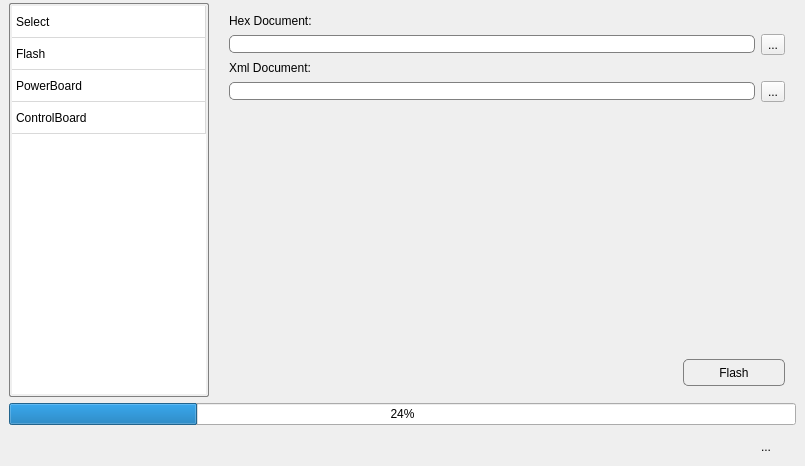
First picture: the form in App/EpromManager/eprommanager.ui, repository tiangaomingjing/ServoDriveTech, before the edit.
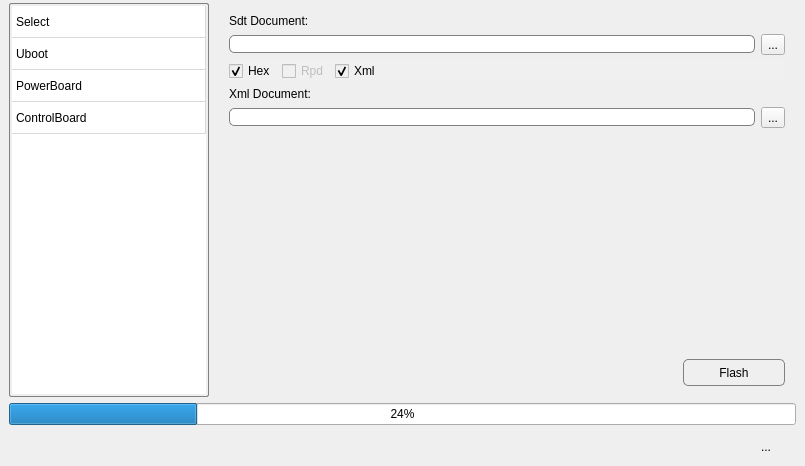
Second picture: the form after the edit. The open tabs and pages were chosen to show the change.

Commit message: firmware flash

```diff
--- a/App/EpromManager/eprommanager.ui
+++ b/App/EpromManager/eprommanager.ui
@@ -131,7 +131,7 @@
        </item>
        <item>
         <property name="text">
-         <string>Flash</string>
+         <string>Uboot</string>
         </property>
        </item>
        <item>
@@ -149,7 +149,7 @@
      <item>
       <widget class="QStackedWidget" name="stack">
        <property name="currentIndex">
-        <number>0</number>
+        <number>1</number>
        </property>
        <widget class="QWidget" name="Select">
         <layout class="QGridLayout" name="gridLayout_10">
@@ -287,16 +287,14 @@
        </widget>
        <widget class="QWidget" name="Flash">
         <layout class="QGridLayout" name="gridLayout_4">
-         <item row="0" column="0" colspan="2">
-          <layout class="QVBoxLayout" name="verticalLayout">
-           <item>
+         <item row="0" column="0">
             <widget class="QLabel" name="hexLabel">
              <property name="text">
-              <string>Hex Document:</string>
+            <string>Sdt Document:</string>
              </property>
             </widget>
            </item>
-           <item>
+         <item row="1" column="0" colspan="2">
             <layout class="QHBoxLayout" name="horizontalLayout_6">
              <item>
               <widget class="QLineEdit" name="hexLine"/>
@@ -310,14 +308,78 @@
              </item>
             </layout>
            </item>
+         <item row="2" column="0" colspan="2">
+          <widget class="QWidget" name="widget_Check" native="true">
+           <property name="styleSheet">
+            <string notr="true">background-color: rgb(240, 240, 240);</string>
+           </property>
+           <layout class="QHBoxLayout" name="horizontalLayout_11">
+            <property name="leftMargin">
+             <number>0</number>
+            </property>
+            <property name="topMargin">
+             <number>0</number>
+            </property>
+            <property name="rightMargin">
+             <number>0</number>
+            </property>
+            <property name="bottomMargin">
+             <number>0</number>
+            </property>
            <item>
+             <widget class="QCheckBox" name="checkBox_Hex">
+              <property name="text">
+               <string>Hex</string>
+              </property>
+              <property name="checked">
+               <bool>true</bool>
+              </property>
+             </widget>
+            </item>
+            <item>
+             <widget class="QCheckBox" name="checkBox_Rpd">
+              <property name="enabled">
+               <bool>false</bool>
+              </property>
+              <property name="text">
+               <string>Rpd</string>
+              </property>
+             </widget>
+            </item>
+            <item>
+             <widget class="QCheckBox" name="checkBox_Xml">
+              <property name="text">
+               <string>Xml</string>
+              </property>
+              <property name="checked">
+               <bool>true</bool>
+              </property>
+             </widget>
+            </item>
+            <item>
+             <spacer name="horizontalSpacer_8">
+              <property name="orientation">
+               <enum>Qt::Horizontal</enum>
+              </property>
+              <property name="sizeHint" stdset="0">
+               <size>
+                <width>341</width>
+                <height>20</height>
+               </size>
+              </property>
+             </spacer>
+            </item>
+           </layout>
+          </widget>
+         </item>
+         <item row="3" column="0">
             <widget class="QLabel" name="xmlLabel">
              <property name="text">
               <string>Xml Document:</string>
              </property>
             </widget>
            </item>
-           <item>
+         <item row="4" column="0" colspan="2">
             <layout class="QHBoxLayout" name="horizontalLayout_7">
              <item>
               <widget class="QLineEdit" name="xmlLine"/>
@@ -331,9 +393,7 @@
              </item>
             </layout>
            </item>
-          </layout>
-         </item>
-         <item row="1" column="1">
+         <item row="5" column="1">
           <spacer name="verticalSpacer_2">
            <property name="orientation">
             <enum>Qt::Vertical</enum>
@@ -346,24 +406,7 @@
            </property>
           </spacer>
          </item>
-         <item row="2" column="1">
-          <layout class="QHBoxLayout" name="horizontalLayout_5">
-           <item>
-            <widget class="QPushButton" name="flashButton">
-             <property name="sizePolicy">
-              <sizepolicy hsizetype="Preferred" vsizetype="Fixed">
-               <horstretch>0</horstretch>
-               <verstretch>0</verstretch>
-              </sizepolicy>
-             </property>
-             <property name="text">
-              <string>Flash</string>
-             </property>
-            </widget>
-           </item>
-          </layout>
-         </item>
-         <item row="2" column="0">
+         <item row="6" column="0">
           <spacer name="horizontalSpacer">
            <property name="orientation">
             <enum>Qt::Horizontal</enum>
@@ -376,6 +419,23 @@
            </property>
           </spacer>
          </item>
+         <item row="6" column="1">
+          <layout class="QHBoxLayout" name="horizontalLayout_5">
+           <item>
+            <widget class="QPushButton" name="flashButton">
+             <property name="sizePolicy">
+              <sizepolicy hsizetype="Preferred" vsizetype="Fixed">
+               <horstretch>0</horstretch>
+               <verstretch>0</verstretch>
+              </sizepolicy>
+             </property>
+             <property name="text">
+              <string>Flash</string>
+             </property>
+            </widget>
+           </item>
+          </layout>
+         </item>
         </layout>
        </widget>
        <widget class="QWidget" name="PowerBoard">
```
Lines whose indentation alone changed are shown as unchanged. The commit also changes 33 other files.
